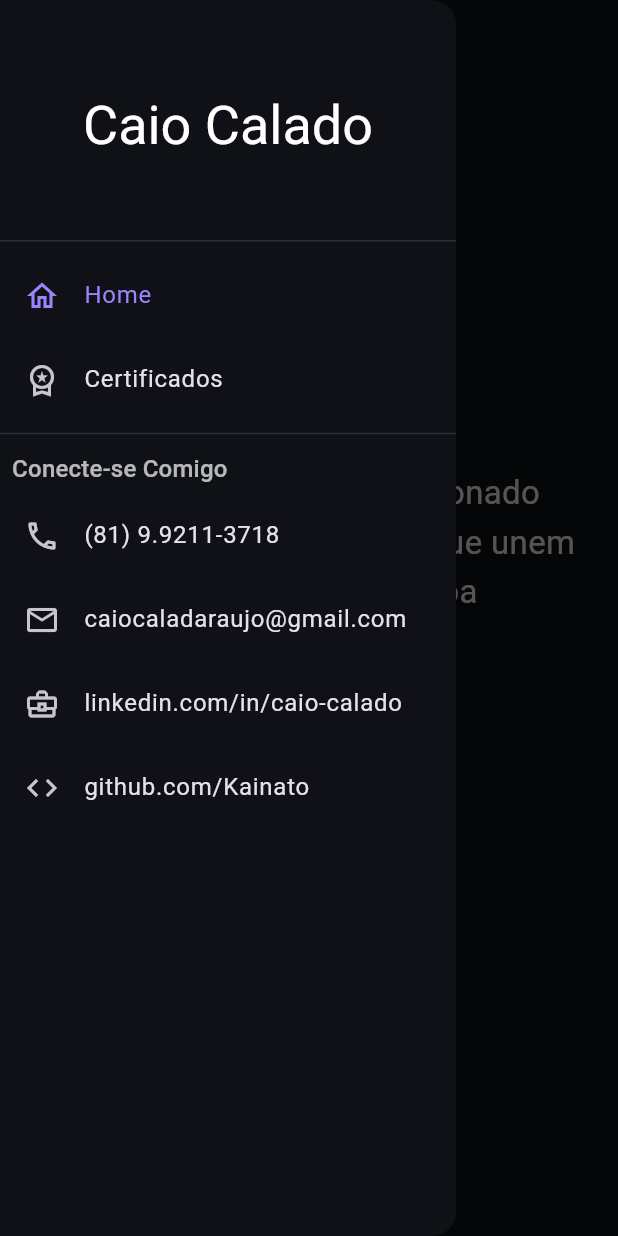
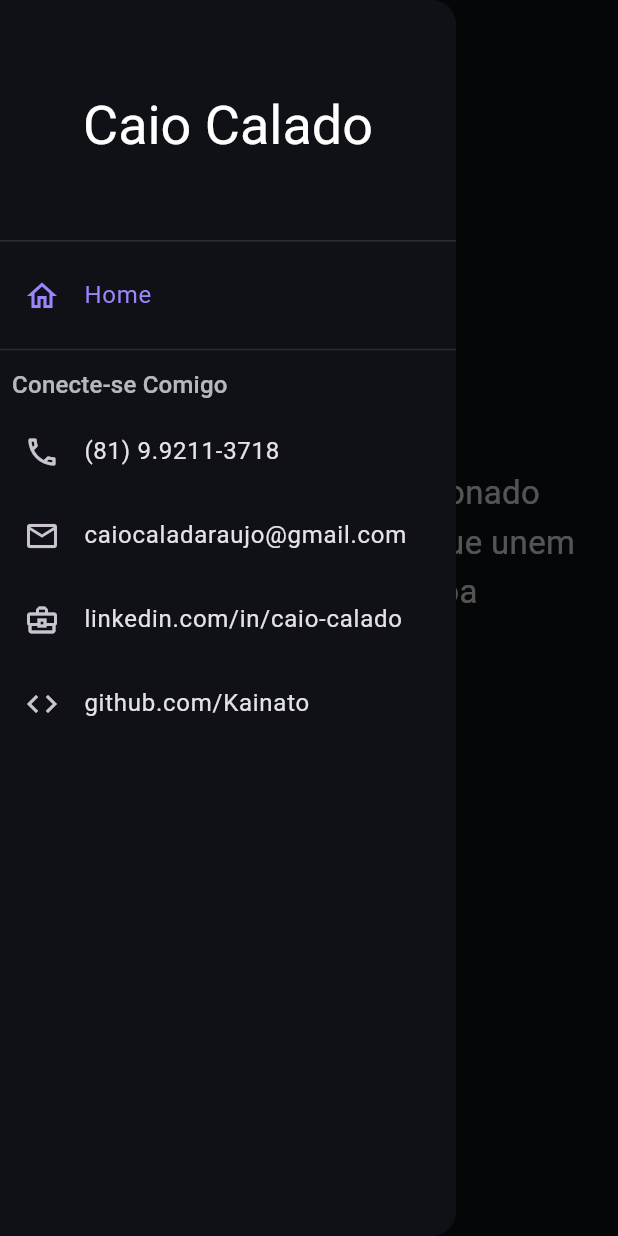
Before and after one commit to Kainato/kainato_portfolio, a Flutter app: the screen it shows after launch, with the side drawer open, on a phone screen of 412 x 824 dp. Run offline on Flutter 3.47's test engine with Material 3 defaults, Android fonts, the phone set to English and light mode, and no system bars.

Commit message:
Remove CertificadoPage
Remove a página de Certificados e suas rotas associadas pois não será mais necessária

```diff
--- a/lib/core/routes/kp_routes.dart
+++ b/lib/core/routes/kp_routes.dart
@@ -1,17 +1,14 @@
 import 'package:flutter/material.dart';
 
-import '../../app/certificados/certificados_page.dart';
 import '../../app/home/home_page.dart';
 
-enum KpRoutes { home, certificados }
+enum KpRoutes { home }
 
 extension KpRoutesExtension on KpRoutes {
   String get name {
     switch (this) {
       case KpRoutes.home:
         return 'Home';
-      case KpRoutes.certificados:
-        return 'Certificados';
     }
   }
 
@@ -19,8 +16,6 @@ extension KpRoutesExtension on KpRoutes {
     switch (this) {
       case KpRoutes.home:
         return '/';
-      case KpRoutes.certificados:
-        return '/certificados';
     }
   }
 
@@ -28,8 +23,6 @@ extension KpRoutesExtension on KpRoutes {
     switch (this) {
       case KpRoutes.home:
         return Icons.home_outlined;
-      case KpRoutes.certificados:
-        return Icons.workspace_premium_outlined;
     }
   }
 
@@ -37,8 +30,6 @@ extension KpRoutesExtension on KpRoutes {
     switch (this) {
       case KpRoutes.home:
         return (context) => const HomePage();
-      case KpRoutes.certificados:
-        return (context) => const CertificadosPage();
     }
   }
 }
--- a/lib/widgets/layout/kp_app_bar.dart
+++ b/lib/widgets/layout/kp_app_bar.dart
@@ -66,10 +66,6 @@ class KpAppBar extends StatelessWidget implements PreferredSizeWidget {
               label: section.$2,
               onSectionTap: () => _handleSectionTap(context, section.$1),
             ),
-          KpAppbarAction(
-            label: 'Certificados',
-            onSectionTap: () => _goToRoute(context, KpRoutes.certificados),
-          ),
           const SizedBox(width: 8),
         ],
       ],
```
Also changed, not shown: lib/app/certificados/certificados_page.dart (deleted, +0 -110 lines).
